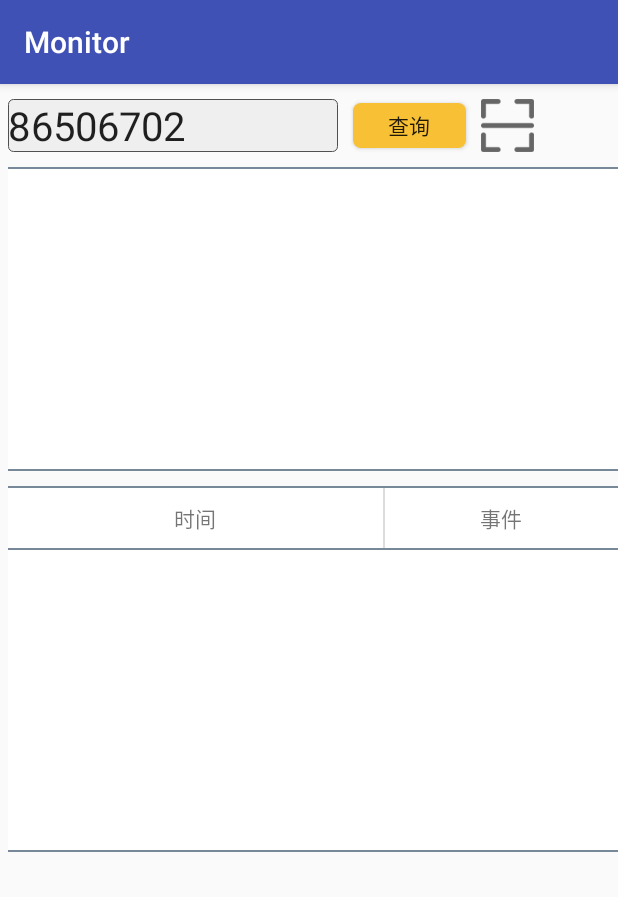
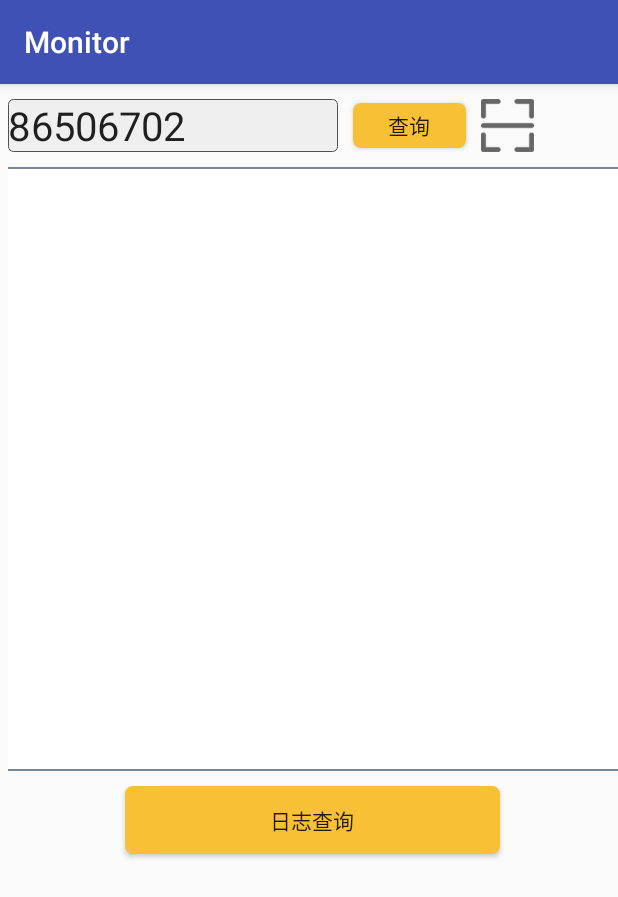
Before and after one commit to thc10/ElectrombileAndroidTool, an Android app: the screen it shows after launch (MainActivity), on a phone screen of 412 x 824 dp. Shown: the top 897 px of the screen. Run offline under Robolectric (Android 15) with nearby library versions, the phone set to English and light mode, and no system bars; our stand-ins replace EventBus.

Commit message:
第三个版本基本完成

```diff
--- a/app/src/main/res/layout/activity_main.xml
+++ b/app/src/main/res/layout/activity_main.xml
@@ -53,50 +53,22 @@
 
         <ListView
             android:layout_width="match_parent"
-            android:layout_height="200dp"
+            android:layout_height="400dp"
             android:id="@+id/lv_data"
             android:background="@color/white"></ListView>
         <View
             android:layout_width="match_parent"
             android:layout_height="1dp"
             android:background="@color/lightslategrey"/>
-        <View
+
+        <Button
+            android:layout_width="250dp"
+            android:layout_height="45dp"
+            android:id="@+id/btn_record"
+            android:text="日志查询"
             android:layout_marginTop="10dp"
-            android:layout_width="match_parent"
-            android:layout_height="1dp"
-            android:background="@color/lightslategrey"/>
-        <LinearLayout
-            android:layout_width="match_parent"
-            android:layout_height="40dp"
-            android:background="@color/white">
-            <TextView
-                android:layout_width="250dp"
-                android:layout_height="match_parent"
-                android:text="时间"
-                android:gravity="center"/>
-            <View
-                android:layout_width="1dp"
-                android:layout_height="match_parent"
-                android:background="@color/gainsboro"/>
-            <TextView
-                android:layout_width="match_parent"
-                android:layout_height="match_parent"
-                android:text="事件"
-                android:gravity="center"/>
-        </LinearLayout>
-        <View
-            android:layout_width="match_parent"
-            android:layout_height="1dp"
-            android:background="@color/lightslategrey"/>
-        <ListView
-            android:layout_width="match_parent"
-            android:layout_height="200dp"
-            android:id="@+id/lv_record"
-            android:background="@color/white"></ListView>
-        <View
-            android:layout_width="match_parent"
-            android:layout_height="1dp"
-            android:background="@color/lightslategrey"/>
+            android:layout_gravity="center"
+            android:background="@drawable/btn_yellow"/>
     </LinearLayout>
 
 </RelativeLayout>
```
Also changed, not shown: app/src/main/java/com/xiaoantech/imeidatasearch/ui/main/MainActivity.java (+23 -4 lines).
